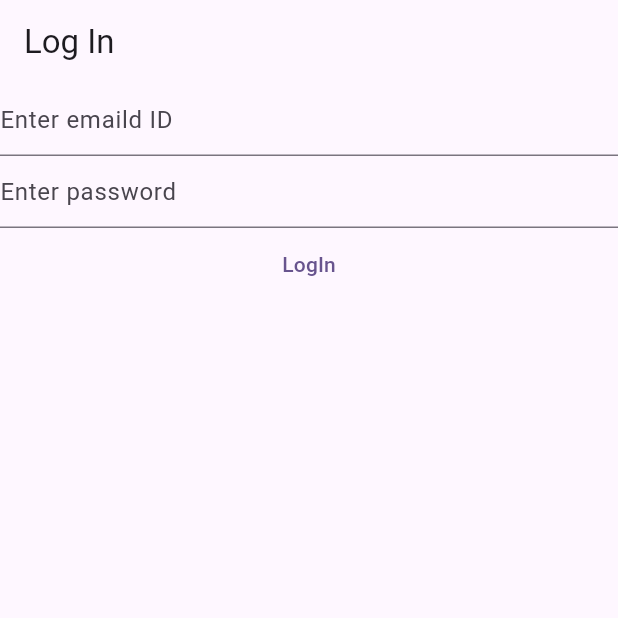
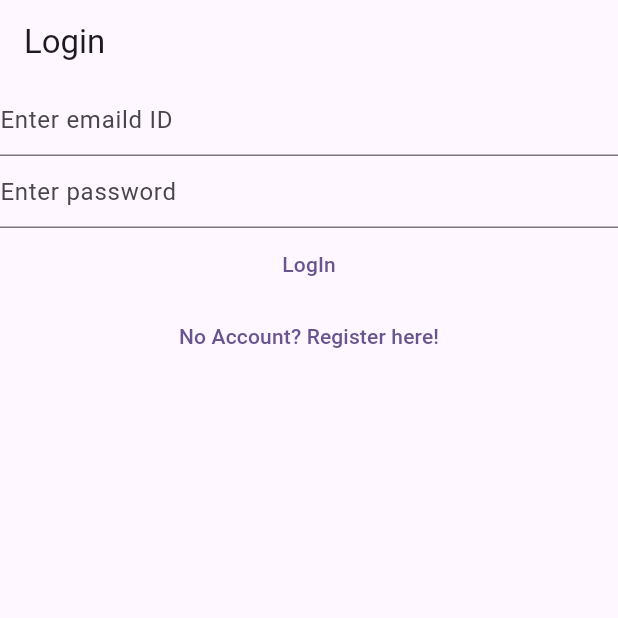
Before and after one commit to ManGeelato/flutter_learning, a Flutter app: the screen it shows after launch, on a phone screen of 412 x 824 dp, the top half of it. Run offline on Flutter 3.47's test engine with Material 3 defaults, Android fonts, the phone set to English and light mode, and no system bars; our stand-ins replace firebase_auth, firebase_core; accounts and stored records are empty.

Commit message:
second commit

```diff
--- a/lib/views/login_view.dart
+++ b/lib/views/login_view.dart
@@ -35,14 +35,8 @@ class _LoginViewState extends State<LoginView> {
   @override
   Widget build(BuildContext context) {
     return Scaffold(
-      appBar: AppBar(title: const Text('Log In')),
-      body: FutureBuilder(
-        future: Firebase.initializeApp(
-            options: DefaultFirebaseOptions.currentPlatform),
-        builder: (context, snapshot) {
-          switch (snapshot.connectionState) {
-            case ConnectionState.done:
-              return Column(
+      appBar: AppBar(title: const Text('Login')),
+      body: Column(
         children: [
           TextField(
             controller: _email,
@@ -81,12 +75,15 @@ class _LoginViewState extends State<LoginView> {
             },
             child: const Text('LogIn'),
           ),
+          TextButton (
+            onPressed: () {
+              Navigator.of(context).pushNamedAndRemoveUntil(
+                '/register', (route) => false
+              );
+            },
+            child: const Text('No Account? Register here!'),
+          ),
         ],
-              );
-            default:
-              return const Text('Loading...');
-          }
-        },
       ),
     );
   }
```
Also changed, not shown: lib/main.dart (+85 -10 lines), lib/views/email-verification-view.dart (added, +27 -0 lines), lib/views/register_view.dart (+11 -13 lines). Lines whose indentation alone changed are shown as unchanged.
